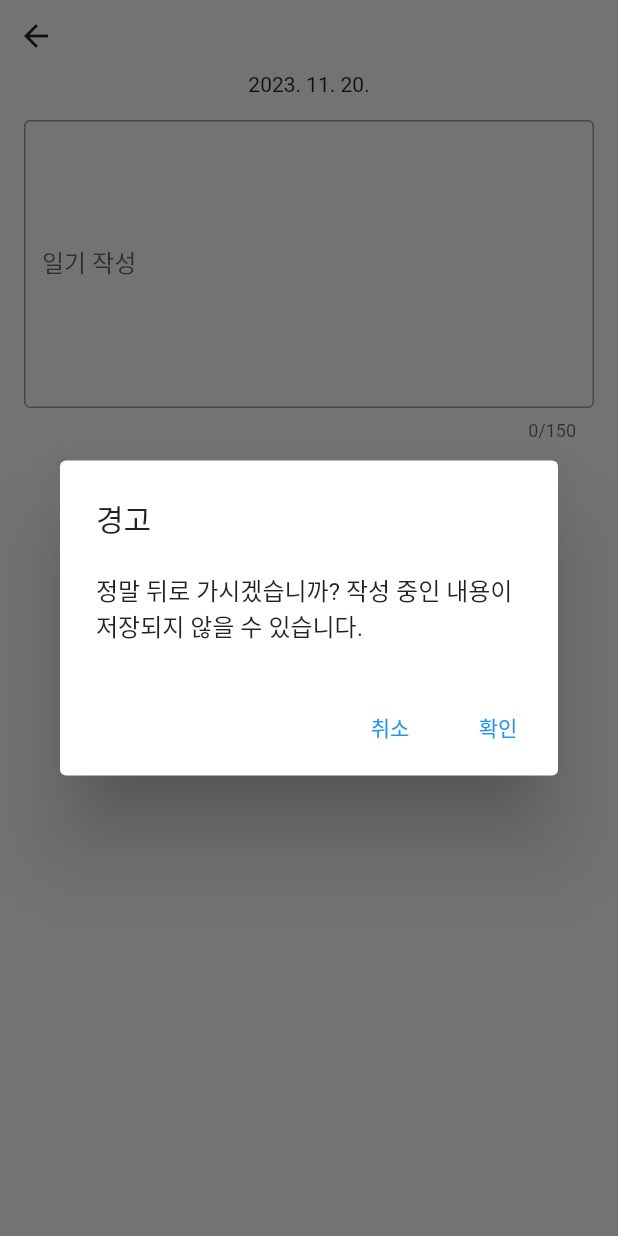
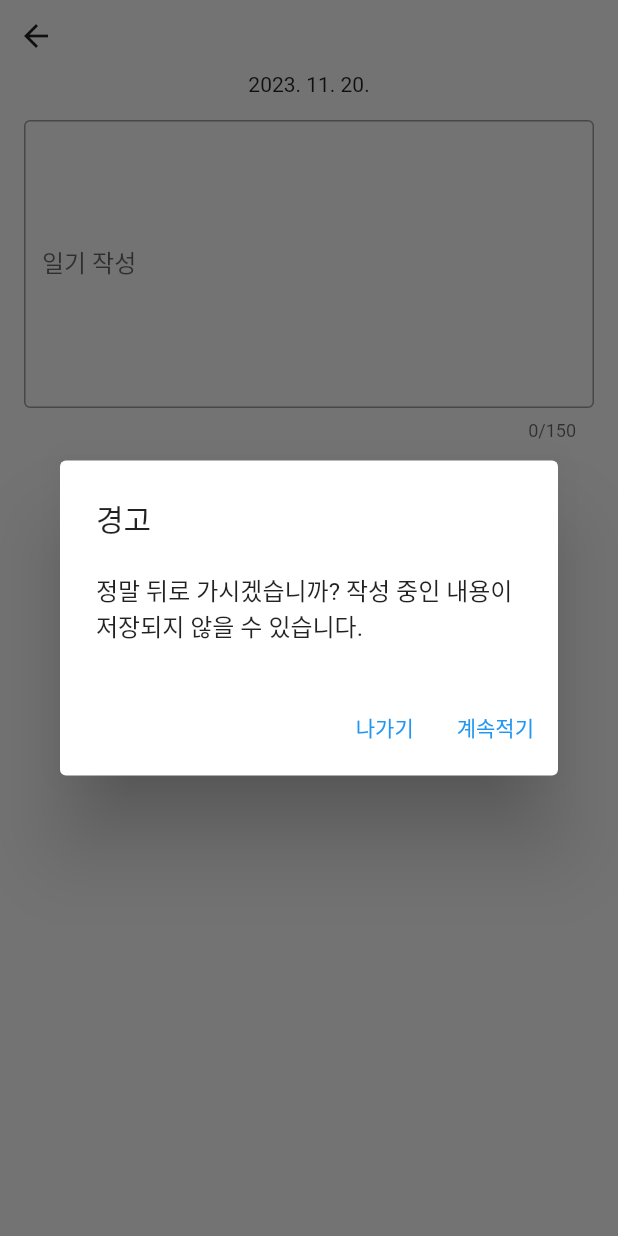
Before and after one commit to Sieun-Github/mydiary, a Flutter app: the Diary screen opened by its route, after a tap on the "arrow back" icon, on a phone screen of 412 x 824 dp. Run offline on Flutter 3.47's test engine with Material 2 defaults, Android fonts, the phone set to English and light mode, and no system bars; our stand-ins replace go_router, table_calendar.

Commit message:
뒤로가기 경고창 추가

```diff
--- a/lib/src/diary.dart
+++ b/lib/src/diary.dart
@@ -66,13 +66,13 @@ class _DiaryState extends State<Diary> {
               onPressed: () {
                 Navigator.of(context).pop(); // Close the alert dialog
               },
-              child: const Text('취소'),
+              child: const Text('나가기'),
             ),
             TextButton(
               onPressed: () {
                 GoRouter.of(context).go('/'); // Navigate back to the home page
               },
-              child: const Text('확인'),
+              child: const Text('계속적기'),
             ),
           ],
         );
```
